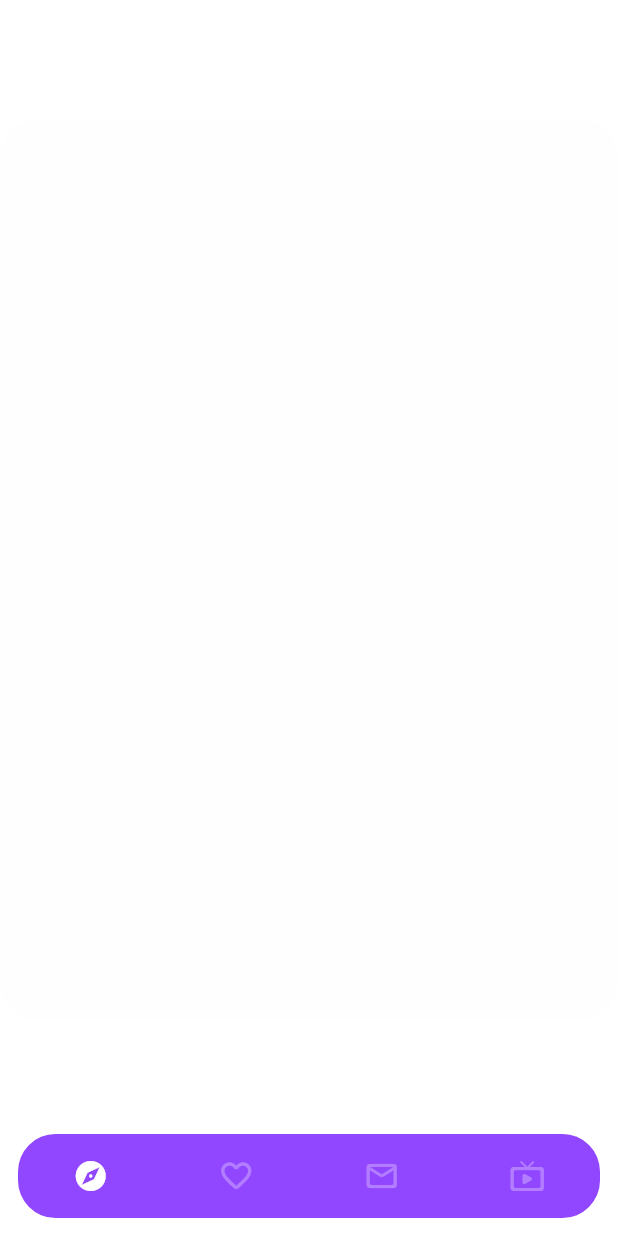
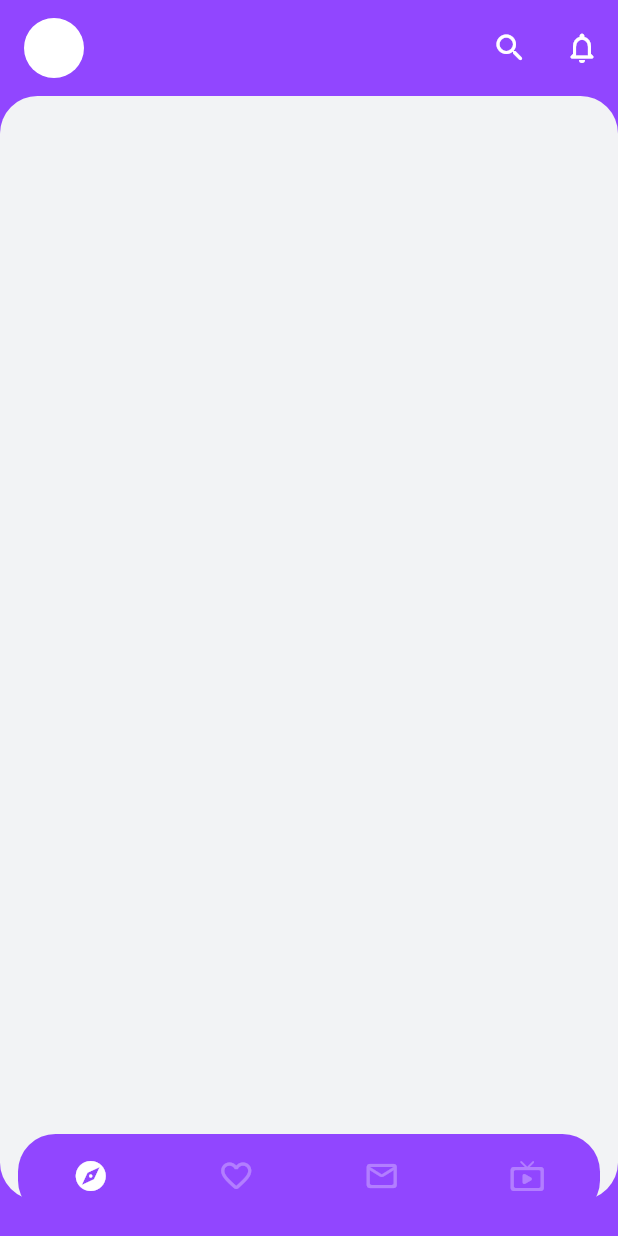
Before and after one commit to Gabriellro/twitch_app_redesign, a Flutter app: the screen it shows after launch, after a tap on the "notifications none" icon, on a phone screen of 412 x 824 dp. Run offline on Flutter 3.47's test engine with Material 2 defaults, Android fonts, the phone set to English and light mode, and no system bars; drawn by our look-alikes of flutter_snake_navigationbar; our stand-ins replace google_fonts.

Commit message:
add bottombar

```diff
--- a/lib/src/app_widget.dart
+++ b/lib/src/app_widget.dart
@@ -12,7 +12,7 @@ class AppWidget extends StatelessWidget {
       debugShowCheckedModeBanner: false,
       theme: AppTheme.light(),
       darkTheme: AppTheme.dark(),
-      themeMode: ThemeMode.system,
+      themeMode: ThemeMode.light,
       initialRoute: "/home",
       routes: {
         // "/": (_) => const SplashPage(),
--- a/lib/src/modules/explore/explore_page.dart
+++ b/lib/src/modules/explore/explore_page.dart
@@ -14,12 +14,12 @@ class ExplorePage extends StatelessWidget {
           SliverToBoxAdapter(
             child: Container(
               decoration: BoxDecoration(
-                color: Theme.of(context).cardColor.withOpacity(0.1),
+                color: Theme.of(context).cardColor,
                 borderRadius: BorderRadius.circular(
                   25,
                 ),
               ),
-              height: 600,
+              height: MediaQuery.of(context).size.height - 64 - 24,
             ),
           ),
         ],
--- a/lib/src/modules/home/home_page.dart
+++ b/lib/src/modules/home/home_page.dart
@@ -33,6 +33,8 @@ class _HomePageState extends State<HomePage> {
   Widget build(BuildContext context) {
     return Scaffold(
       body: Stack(
+        clipBehavior: Clip.none,
+        alignment: Alignment.bottomCenter,
         children: [
           IndexedStack(
             index: controller.currentPage,
@@ -40,9 +42,7 @@ class _HomePageState extends State<HomePage> {
               ExplorePage(),
             ],
           ),
-        ],
-      ),
-      bottomNavigationBar: SnakeNavigationBar.color(
+          SnakeNavigationBar.color(
             behaviour: snakeBarStyle,
             snakeShape: snakeShape,
             shape: bottomBarShape,
@@ -62,13 +62,16 @@ class _HomePageState extends State<HomePage> {
               BottomNavigationBarItem(
                   icon: Icon(Icons.explore_rounded), label: 'tickets'),
               BottomNavigationBarItem(
-              icon: Icon(Icons.favorite_outline_rounded), label: 'calendar'),
+                  icon: Icon(Icons.favorite_outline_rounded),
+                  label: 'calendar'),
               BottomNavigationBarItem(
                   icon: Icon(Icons.mail_outline_rounded), label: 'home'),
               BottomNavigationBarItem(
                   icon: Icon(Icons.live_tv_rounded), label: 'search')
             ],
           ),
+        ],
+      ),
     );
   }
 }
--- a/lib/src/shared/themes/app_colors.dart
+++ b/lib/src/shared/themes/app_colors.dart
@@ -13,7 +13,7 @@ class AppColors {
 }
 
 abstract class LightColors {
-  static const background = AppColors.white;
+  static const background = AppColors.twitchPurple;
   static const card = AppColors.quaseBranco;
   static const textLigth = AppColors.black;
   static const iconLight = AppColors.black;
--- a/lib/src/shared/widgets/custom_sliver_app_bar.dart
+++ b/lib/src/shared/widgets/custom_sliver_app_bar.dart
@@ -11,27 +11,21 @@ class CustomSliverAppBar extends StatelessWidget {
   @override
   Widget build(BuildContext context) {
     return SliverAppBar(
-      elevation: 0,
-      title: Text(
-        title,
+      title: const CircleAvatar(
+        backgroundColor: Colors.white,
       ),
       backgroundColor: Theme.of(context).backgroundColor,
-      toolbarHeight: 56 + 24,
+      toolbarHeight: 64,
+      pinned: true,
+      elevation: 0,
       actions: [
         IconButton(
           onPressed: () {},
-          icon: const Icon(
-            Icons.search_rounded,
-          ),
+          icon: const Icon(Icons.search_rounded),
         ),
-        Padding(
-          padding: const EdgeInsets.only(right: 16),
-          child: IconButton(
-            onPressed: () {},
-            icon: const Icon(
-              Icons.notifications_none_rounded,
-            ),
-          ),
+        IconButton(
+          onPressed: () {},
+          icon: const Icon(Icons.notifications_none_rounded),
         ),
       ],
     );
```
Lines whose indentation alone changed are shown as unchanged.
